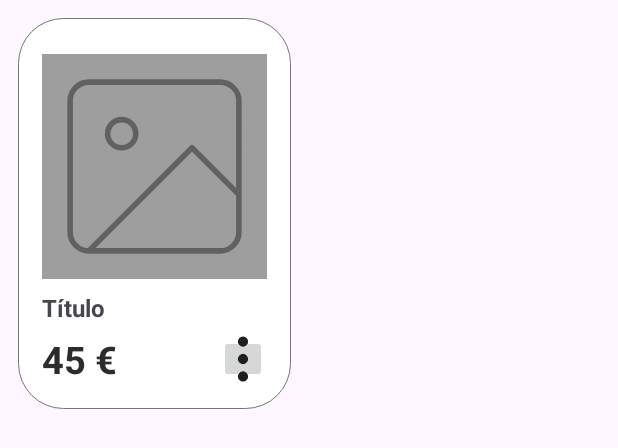
After one commit to eimansidi/ServiFast, an Android app: the layout widget_post_mine.xml on its own in the app's theme, with its tools: preview values and no code run, on a phone screen of 412 x 824 dp. The commit adds this screen. Shown: the top 448 px of the screen. Run offline under Robolectric (Android 15) with nearby library versions, the phone set to English and light mode, and no system bars.

```diff
--- a/app/build.gradle.kts
+++ b/app/build.gradle.kts
@@ -45,4 +45,5 @@ dependencies {
     testImplementation(libs.junit)
     androidTestImplementation(libs.androidx.junit)
     androidTestImplementation(libs.androidx.espresso.core)
+    implementation("org.mariadb.jdbc:mariadb-java-client:2.7.4")
 }
--- /dev/null
+++ b/app/src/main/res/drawable/ic_more.xml
@@ -0,0 +1,27 @@
+<vector xmlns:android="http://schemas.android.com/apk/res/android"
+    android:width="40dp"
+    android:height="40dp"
+    android:viewportWidth="40"
+    android:viewportHeight="40">
+  <path
+      android:pathData="M20,21.667C20.921,21.667 21.667,20.92 21.667,20C21.667,19.08 20.921,18.333 20,18.333C19.08,18.333 18.333,19.08 18.333,20C18.333,20.92 19.08,21.667 20,21.667Z"
+      android:strokeLineJoin="round"
+      android:strokeWidth="3.5"
+      android:fillColor="#00000000"
+      android:strokeColor="#1E1E1E"
+      android:strokeLineCap="round"/>
+  <path
+      android:pathData="M20,10C20.921,10 21.667,9.254 21.667,8.333C21.667,7.413 20.921,6.667 20,6.667C19.08,6.667 18.333,7.413 18.333,8.333C18.333,9.254 19.08,10 20,10Z"
+      android:strokeLineJoin="round"
+      android:strokeWidth="3.5"
+      android:fillColor="#00000000"
+      android:strokeColor="#1E1E1E"
+      android:strokeLineCap="round"/>
+  <path
+      android:pathData="M20,33.333C20.921,33.333 21.667,32.587 21.667,31.667C21.667,30.746 20.921,30 20,30C19.08,30 18.333,30.746 18.333,31.667C18.333,32.587 19.08,33.333 20,33.333Z"
+      android:strokeLineJoin="round"
+      android:strokeWidth="3.5"
+      android:fillColor="#00000000"
+      android:strokeColor="#1E1E1E"
+      android:strokeLineCap="round"/>
+</vector>
--- /dev/null
+++ b/app/src/main/res/layout/widget_post_mine.xml
@@ -0,0 +1,52 @@
+<?xml version="1.0" encoding="utf-8"?>
+<LinearLayout xmlns:android="http://schemas.android.com/apk/res/android"
+    android:layout_width="wrap_content"
+    android:layout_height="wrap_content"
+    android:orientation="vertical"
+    android:background="@drawable/bg_rounded_white2"
+    android:layout_margin="12dp"
+    android:padding="16dp">
+
+    <ImageView
+        android:id="@+id/imgPost"
+        android:layout_width="150dp"
+        android:layout_height="150dp"
+        android:layout_marginTop="8dp"
+        android:scaleType="centerCrop"
+        android:src="@drawable/img_placeholder"
+        android:background="@color/colorSeondaryVariant"
+        android:alpha="0.7"/>
+
+    <TextView
+        android:id="@+id/tvTitle"
+        android:layout_width="match_parent"
+        android:layout_height="wrap_content"
+        android:text="@string/titulo"
+        android:textStyle="bold"
+        android:textSize="16sp"
+        android:layout_marginTop="8dp"/>
+
+    <LinearLayout
+        android:layout_width="match_parent"
+        android:layout_height="wrap_content"
+        android:orientation="horizontal"
+        android:layout_marginTop="6dp"
+        android:gravity="center_vertical">
+
+        <TextView
+            android:id="@+id/tvPrice"
+            android:layout_width="0dp"
+            android:layout_height="wrap_content"
+            android:layout_weight="1"
+            android:text="45 €"
+            android:textSize="25sp"
+            android:textStyle="bold"
+            android:textColor="@color/colorSecondary"/>
+
+        <ImageButton
+            android:id="@+id/btnMore"
+            android:layout_width="32dp"
+            android:layout_height="32dp"
+            android:src="@drawable/ic_more"/>
+    </LinearLayout>
+</LinearLayout>
```
Also changed, not shown: app/src/main/java/com/eiman/servifast/db/DatabaseHelper.kt (added, +515 -0 lines), app/src/main/java/com/eiman/servifast/db/Models.kt (added, +58 -0 lines), app/src/main/res/layout/widget_post_favs.xml (renamed from app/src/main/res/layout/widget_post_min.xml, +21 -7 lines), 2 other files.
